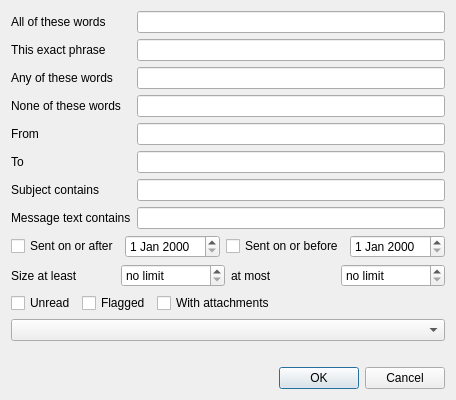
The window that src/chrono_mail/ui/forms/advanced_search.ui (rob-vandenberg/chrono-mail) describes before a commit, drawn with Qt 5.
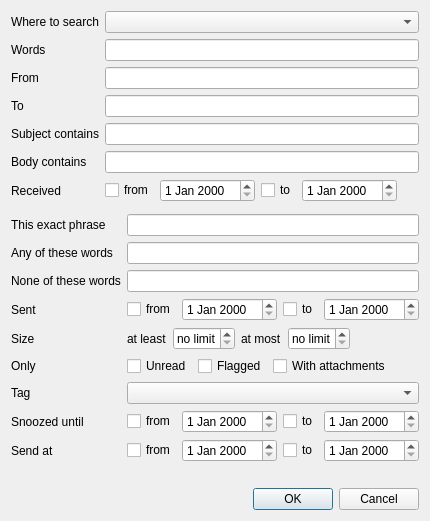
The same window after the commit.

Commit message: Advanced search with the main fields first and More, From To and Folder in a search of several folders

```diff
--- a/src/chrono_mail/ui/forms/advanced_search.ui
+++ b/src/chrono_mail/ui/forms/advanced_search.ui
@@ -9,58 +9,32 @@
    <item>
     <layout class="QFormLayout" name="words">
      <item row="0" column="0">
+      <widget class="QLabel" name="scopeLabel">
+       <property name="text">
+        <string>Where to search</string>
+       </property>
+       <property name="buddy">
+        <cstring>scope</cstring>
+       </property>
+      </widget>
+     </item>
+     <item row="0" column="1">
+      <widget class="QComboBox" name="scope" />
+     </item>
+     <item row="1" column="0">
       <widget class="QLabel" name="allWordsLabel">
        <property name="text">
-        <string>All of these words</string>
+        <string>Words</string>
        </property>
        <property name="buddy">
         <cstring>allWords</cstring>
        </property>
       </widget>
      </item>
-     <item row="0" column="1">
+     <item row="1" column="1">
       <widget class="QLineEdit" name="allWords" />
      </item>
-     <item row="1" column="0">
-      <widget class="QLabel" name="phraseLabel">
-       <property name="text">
-        <string>This exact phrase</string>
-       </property>
-       <property name="buddy">
-        <cstring>phrase</cstring>
-       </property>
-      </widget>
-     </item>
-     <item row="1" column="1">
-      <widget class="QLineEdit" name="phrase" />
-     </item>
      <item row="2" column="0">
-      <widget class="QLabel" name="anyWordsLabel">
-       <property name="text">
-        <string>Any of these words</string>
-       </property>
-       <property name="buddy">
-        <cstring>anyWords</cstring>
-       </property>
-      </widget>
-     </item>
-     <item row="2" column="1">
-      <widget class="QLineEdit" name="anyWords" />
-     </item>
-     <item row="3" column="0">
-      <widget class="QLabel" name="noneWordsLabel">
-       <property name="text">
-        <string>None of these words</string>
-       </property>
-       <property name="buddy">
-        <cstring>noneWords</cstring>
-       </property>
-      </widget>
-     </item>
-     <item row="3" column="1">
-      <widget class="QLineEdit" name="noneWords" />
-     </item>
-     <item row="4" column="0">
       <widget class="QLabel" name="fromWordsLabel">
        <property name="text">
         <string>From</string>
@@ -70,10 +44,10 @@
        </property>
       </widget>
      </item>
-     <item row="4" column="1">
+     <item row="2" column="1">
       <widget class="QLineEdit" name="fromWords" />
      </item>
-     <item row="5" column="0">
+     <item row="3" column="0">
       <widget class="QLabel" name="toWordsLabel">
        <property name="text">
         <string>To</string>
@@ -83,10 +57,10 @@
        </property>
       </widget>
      </item>
-     <item row="5" column="1">
+     <item row="3" column="1">
       <widget class="QLineEdit" name="toWords" />
      </item>
-     <item row="6" column="0">
+     <item row="4" column="0">
       <widget class="QLabel" name="subjectLabel">
        <property name="text">
         <string>Subject contains</string>
@@ -96,54 +70,187 @@
        </property>
       </widget>
      </item>
-     <item row="6" column="1">
+     <item row="4" column="1">
       <widget class="QLineEdit" name="subject" />
      </item>
-     <item row="7" column="0">
+     <item row="5" column="0">
       <widget class="QLabel" name="bodyLabel">
        <property name="text">
-        <string>Message text contains</string>
+        <string>Body contains</string>
        </property>
        <property name="buddy">
         <cstring>body</cstring>
        </property>
       </widget>
      </item>
-     <item row="7" column="1">
+     <item row="5" column="1">
       <widget class="QLineEdit" name="body" />
      </item>
-    </layout>
-   </item>
+     <item row="6" column="0">
+      <widget class="QLabel" name="receivedLabel">
+       <property name="text">
+        <string>Received</string>
+       </property>
+      </widget>
+     </item>
+     <item row="6" column="1">
+      <layout class="QHBoxLayout" name="receivedDays" stretch="0,0,0,0,1">
+      <item>
+        <widget class="QCheckBox" name="receivedUseFrom">
+         <property name="text">
+          <string>from</string>
+         </property>
+        </widget>
+      </item>
+      <item>
+        <widget class="QDateEdit" name="receivedFrom" />
+      </item>
+      <item>
+        <widget class="QCheckBox" name="receivedUseTo">
+         <property name="text">
+          <string>to</string>
+         </property>
+        </widget>
+      </item>
+      <item>
+        <widget class="QDateEdit" name="receivedTo" />
+      </item>
+      <item>
+       <spacer name="receivedEnd">
+        <property name="orientation">
+         <enum>Qt::Horizontal</enum>
+        </property>
+        <property name="sizeType">
+         <enum>QSizePolicy::Expanding</enum>
+        </property>
+        <property name="sizeHint" stdset="0">
+         <size>
+          <width>0</width>
+          <height>0</height>
+         </size>
+        </property>
+       </spacer>
+      </item>
+      </layout>
+     </item>
+    </layout>
+   </item>
    <item>
-    <layout class="QHBoxLayout" name="dates">
+    <widget class="QWidget" name="more" />
+   </item>
      <item>
-      <widget class="QCheckBox" name="useFromDate">
+    <widget class="QWidget" name="moreFields">
+     <layout class="QVBoxLayout" name="moreLayout">
+      <property name="leftMargin">
+       <number>0</number>
+      </property>
+      <property name="topMargin">
+       <number>0</number>
+      </property>
+      <property name="rightMargin">
+       <number>0</number>
+      </property>
+      <property name="bottomMargin">
+       <number>0</number>
+      </property>
+      <item>
+       <layout class="QFormLayout" name="extra">
+     <item row="0" column="0">
+      <widget class="QLabel" name="phraseLabel">
        <property name="text">
-        <string>Sent on or after</string>
+        <string>This exact phrase</string>
        </property>
       </widget>
      </item>
+     <item row="0" column="1">
+      <widget class="QLineEdit" name="phrase" />
+     </item>
+     <item row="1" column="0">
+      <widget class="QLabel" name="anyWordsLabel">
+       <property name="text">
+        <string>Any of these words</string>
+       </property>
+       <property name="buddy">
+        <cstring>anyWords</cstring>
+       </property>
+      </widget>
+     </item>
+     <item row="1" column="1">
+      <widget class="QLineEdit" name="anyWords" />
+     </item>
+     <item row="2" column="0">
+      <widget class="QLabel" name="noneWordsLabel">
+       <property name="text">
+        <string>None of these words</string>
+       </property>
+       <property name="buddy">
+        <cstring>noneWords</cstring>
+       </property>
+      </widget>
+     </item>
+     <item row="2" column="1">
+      <widget class="QLineEdit" name="noneWords" />
+     </item>
+     <item row="3" column="0">
+      <widget class="QLabel" name="sentLabel">
+       <property name="text">
+        <string>Sent</string>
+       </property>
+      </widget>
+     </item>
+     <item row="3" column="1">
+      <layout class="QHBoxLayout" name="sentDays" stretch="0,0,0,0,1">
      <item>
-      <widget class="QDateEdit" name="fromDate" />
+        <widget class="QCheckBox" name="sentUseFrom">
+         <property name="text">
+          <string>from</string>
+         </property>
+        </widget>
      </item>
      <item>
-      <widget class="QCheckBox" name="useToDate">
+        <widget class="QDateEdit" name="sentFrom" />
+      </item>
+      <item>
+        <widget class="QCheckBox" name="sentUseTo">
        <property name="text">
-        <string>Sent on or before</string>
+          <string>to</string>
        </property>
       </widget>
      </item>
      <item>
-      <widget class="QDateEdit" name="toDate" />
-     </item>
-    </layout>
-   </item>
-   <item>
-    <layout class="QHBoxLayout" name="sizes">
+        <widget class="QDateEdit" name="sentTo" />
+      </item>
+      <item>
+       <spacer name="sentEnd">
+        <property name="orientation">
+         <enum>Qt::Horizontal</enum>
+        </property>
+        <property name="sizeType">
+         <enum>QSizePolicy::Expanding</enum>
+        </property>
+        <property name="sizeHint" stdset="0">
+         <size>
+          <width>0</width>
+          <height>0</height>
+         </size>
+        </property>
+       </spacer>
+      </item>
+      </layout>
+     </item>
+     <item row="4" column="0">
+      <widget class="QLabel" name="sizeLabel">
+       <property name="text">
+        <string>Size</string>
+       </property>
+      </widget>
+     </item>
+     <item row="4" column="1">
+      <layout class="QHBoxLayout" name="sizes" stretch="0,0,0,0,1">
      <item>
       <widget class="QLabel" name="sizeAtLeast">
        <property name="text">
-        <string>Size at least</string>
+          <string>at least</string>
        </property>
       </widget>
      </item>
@@ -174,9 +281,32 @@
        </property>
       </widget>
      </item>
-    </layout>
-   </item>
    <item>
+       <spacer name="sizesEnd">
+        <property name="orientation">
+         <enum>Qt::Horizontal</enum>
+        </property>
+        <property name="sizeType">
+         <enum>QSizePolicy::Expanding</enum>
+        </property>
+        <property name="sizeHint" stdset="0">
+         <size>
+          <width>0</width>
+          <height>0</height>
+         </size>
+        </property>
+       </spacer>
+      </item>
+      </layout>
+     </item>
+     <item row="5" column="0">
+      <widget class="QLabel" name="marksLabel">
+       <property name="text">
+        <string>Only</string>
+       </property>
+      </widget>
+     </item>
+     <item row="5" column="1">
     <layout class="QHBoxLayout" name="checks" stretch="0,0,0,1">
      <item>
       <widget class="QCheckBox" name="unread">
@@ -217,8 +347,117 @@
      </item>
     </layout>
    </item>
+     <item row="6" column="0">
+      <widget class="QLabel" name="tagLabel">
+       <property name="text">
+        <string>Tag</string>
+       </property>
+       <property name="buddy">
+        <cstring>tag</cstring>
+       </property>
+      </widget>
+     </item>
+     <item row="6" column="1">
+      <widget class="QComboBox" name="tag" />
+     </item>
+     <item row="7" column="0">
+      <widget class="QLabel" name="snoozedLabel">
+       <property name="text">
+        <string>Snoozed until</string>
+       </property>
+      </widget>
+     </item>
+     <item row="7" column="1">
+      <layout class="QHBoxLayout" name="snoozedDays" stretch="0,0,0,0,1">
    <item>
-    <widget class="QComboBox" name="scope" />
+        <widget class="QCheckBox" name="snoozedUseFrom">
+         <property name="text">
+          <string>from</string>
+         </property>
+        </widget>
+      </item>
+      <item>
+        <widget class="QDateEdit" name="snoozedFrom" />
+      </item>
+      <item>
+        <widget class="QCheckBox" name="snoozedUseTo">
+         <property name="text">
+          <string>to</string>
+         </property>
+        </widget>
+      </item>
+      <item>
+        <widget class="QDateEdit" name="snoozedTo" />
+      </item>
+      <item>
+       <spacer name="snoozedEnd">
+        <property name="orientation">
+         <enum>Qt::Horizontal</enum>
+        </property>
+        <property name="sizeType">
+         <enum>QSizePolicy::Expanding</enum>
+        </property>
+        <property name="sizeHint" stdset="0">
+         <size>
+          <width>0</width>
+          <height>0</height>
+         </size>
+        </property>
+       </spacer>
+      </item>
+      </layout>
+     </item>
+     <item row="8" column="0">
+      <widget class="QLabel" name="sendAtLabel">
+       <property name="text">
+        <string>Send at</string>
+       </property>
+      </widget>
+     </item>
+     <item row="8" column="1">
+      <layout class="QHBoxLayout" name="sendAtDays" stretch="0,0,0,0,1">
+      <item>
+        <widget class="QCheckBox" name="sendAtUseFrom">
+         <property name="text">
+          <string>from</string>
+         </property>
+        </widget>
+      </item>
+      <item>
+        <widget class="QDateEdit" name="sendAtFrom" />
+      </item>
+      <item>
+        <widget class="QCheckBox" name="sendAtUseTo">
+         <property name="text">
+          <string>to</string>
+         </property>
+        </widget>
+      </item>
+      <item>
+        <widget class="QDateEdit" name="sendAtTo" />
+      </item>
+      <item>
+       <spacer name="sendAtEnd">
+        <property name="orientation">
+         <enum>Qt::Horizontal</enum>
+        </property>
+        <property name="sizeType">
+         <enum>QSizePolicy::Expanding</enum>
+        </property>
+        <property name="sizeHint" stdset="0">
+         <size>
+          <width>0</width>
+          <height>0</height>
+         </size>
+        </property>
+       </spacer>
+      </item>
+      </layout>
+     </item>
+       </layout>
+      </item>
+     </layout>
+    </widget>
    </item>
    <item>
     <widget class="QLabel" name="preview">
```
Left out of the diff: 5 changed lines with no effect on the pictures. Lines whose indentation alone changed are shown as unchanged. The commit also changes 19 other files.
